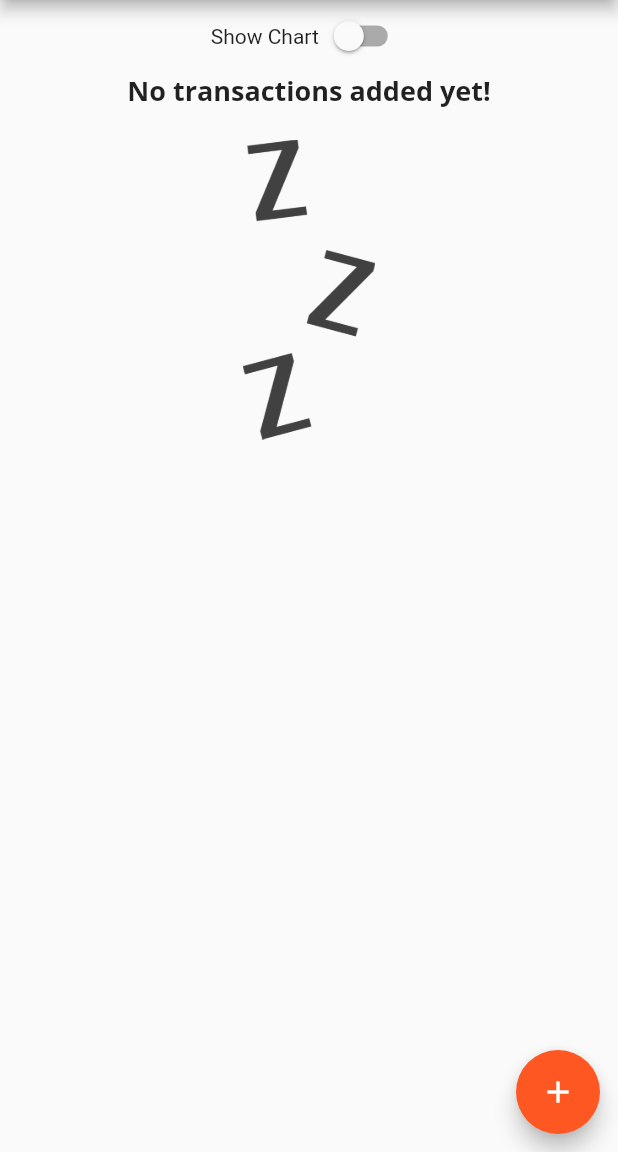
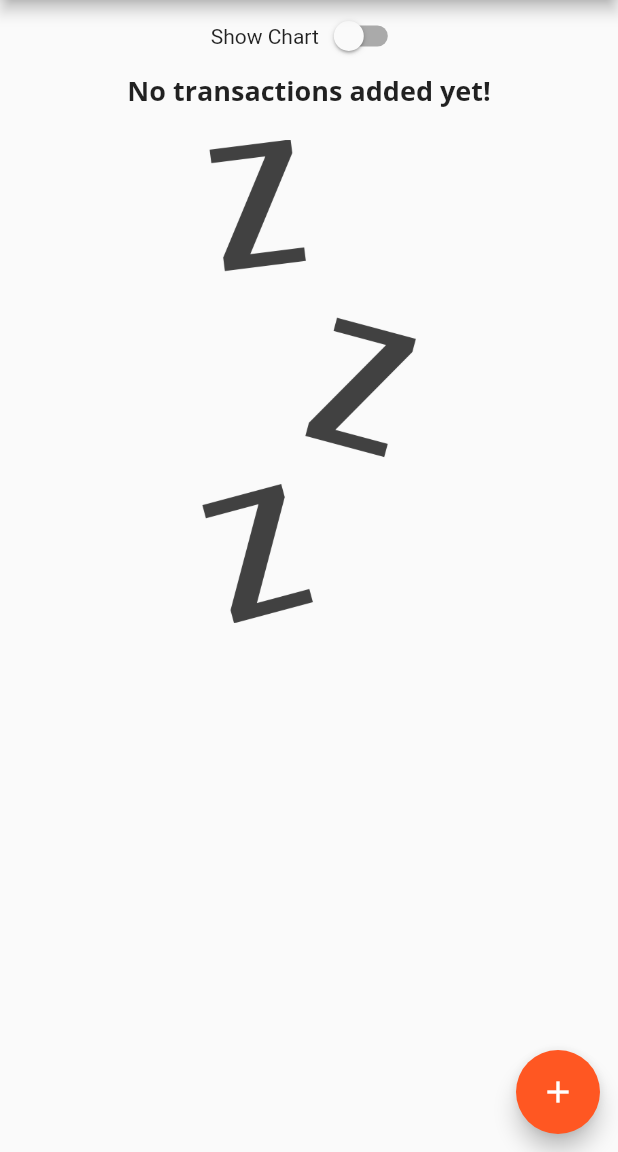
Before and after one commit to HemantSrivastava01/Expense-Manager, a Flutter app: the screen it shows after launch, on a phone screen of 412 x 824 dp, the part 84-1236 px from its top. Run offline on Flutter 3.47's test engine with Material 2 defaults, Android fonts, the light colour scheme and no system bars.

Commit message:
finishing landscape mode

```diff
--- a/lib/main.dart
+++ b/lib/main.dart
@@ -1,5 +1,5 @@
 import 'package:flutter/material.dart';
-import 'package:flutter/services.dart';
+//import 'package:flutter/services.dart';
 
 import './widgets/new_txn.dart';
 import './widgets/txn_list.dart';
@@ -154,7 +154,7 @@ class _MyHomePageState extends State<MyHomePage> {
                     height: (MediaQuery.of(context).size.height -
                             appBar.preferredSize.height -
                             MediaQuery.of(context).padding.top) *
-                        0.3,
+                        0.8,
                     child: Chart(_recentTransactions),
                   )
                 : Container(
--- a/lib/widgets/txn_list.dart
+++ b/lib/widgets/txn_list.dart
@@ -11,7 +11,8 @@ class TransactionList extends StatelessWidget {
   @override
   Widget build(BuildContext context) {
     return transactions.isEmpty
-        ? Column(
+        ? LayoutBuilder(builder: (ctx, constraints) {
+            return Column(
               children: <Widget>[
                 Text(
                   'No transactions added yet!',
@@ -21,13 +22,14 @@ class TransactionList extends StatelessWidget {
                   height: 20,
                 ),
                 Container(
-                  height: 200,
+                    height: constraints.maxHeight * 0.6,
                     child: Image.asset(
                       'assets/images/waiting.png',
                       fit: BoxFit.cover,
                     )),
               ],
-          )
+            );
+          })
         : ListView.builder(
             itemBuilder: (ctx, index) {
               return Card(
```
Lines whose indentation alone changed are shown as unchanged.
